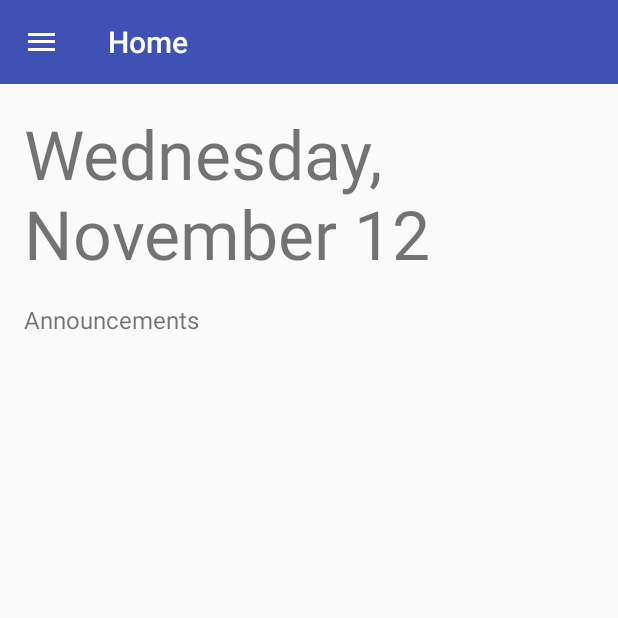
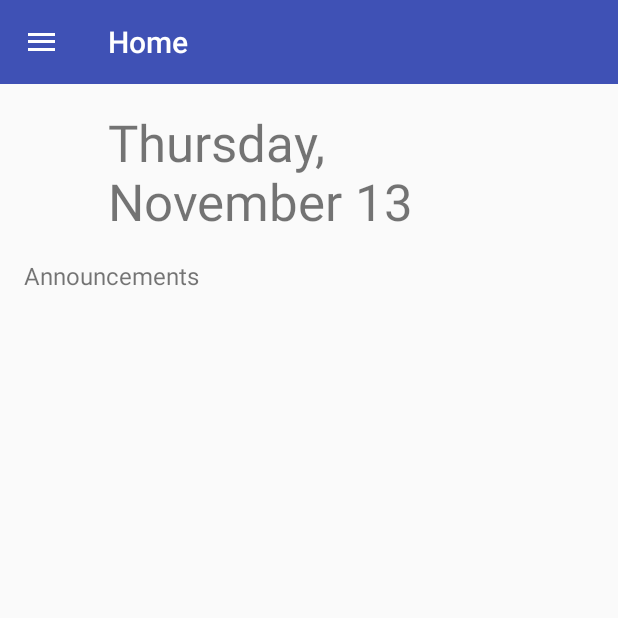
Before and after one commit to jdjinredmond/AppleMaps11.9, an Android app: the fragment HomeFragment placed in its activity, on a phone screen of 412 x 824 dp, the top half of it. Run offline under Robolectric (Android 15) with nearby library versions, the phone set to English and light mode, and no system bars.

Commit message:
added emerson's date code and slightly changed home page layout

```diff
--- a/app/src/main/java/com/omnia/applemaps119/HomeFragment.java
+++ b/app/src/main/java/com/omnia/applemaps119/HomeFragment.java
@@ -6,6 +6,9 @@ import android.view.LayoutInflater;
 import android.view.View;
 import android.view.ViewGroup;
 import android.widget.TextView;
+
+import java.text.SimpleDateFormat;
+import java.util.Date;
 
 public class HomeFragment extends ActionBarFragment
 {
@@ -16,7 +19,9 @@ public class HomeFragment extends ActionBarFragment
         mToolbar = (Toolbar) view.findViewById(R.id.toolbar_home);
         mToolbar.setTitle(R.string.title_home);
         super.onCreateView(inflater, container, savedInstanceState);
-        String date = "Wednesday, November 12";
+        Date nDate = new Date();
+        SimpleDateFormat ft = new SimpleDateFormat("EEEE,\nMMMM dd");
+        String date = ft.format(nDate);
         TextView dateText = (TextView) view.findViewById(R.id.text_home);
         dateText.setText(date);
         return view;
--- a/app/src/main/res/layout/fragment_home.xml
+++ b/app/src/main/res/layout/fragment_home.xml
@@ -19,12 +19,11 @@
             android:layout_height = "wrap_content"
             android:layout_alignParentLeft="true"
             android:layout_alignParentTop = "true"
-            android:inputType="textMultiLine"
             android:maxLines="2"
             android:minLines="2"
             android:layout_marginTop = "16dp"
-            android:layout_marginLeft="16dp"
-            android:textSize="45sp"
+            android:layout_marginLeft="72dp"
+            android:textSize="34sp"
             android:id="@+id/text_home"
             android:text = "@string/date"/>
 
```
